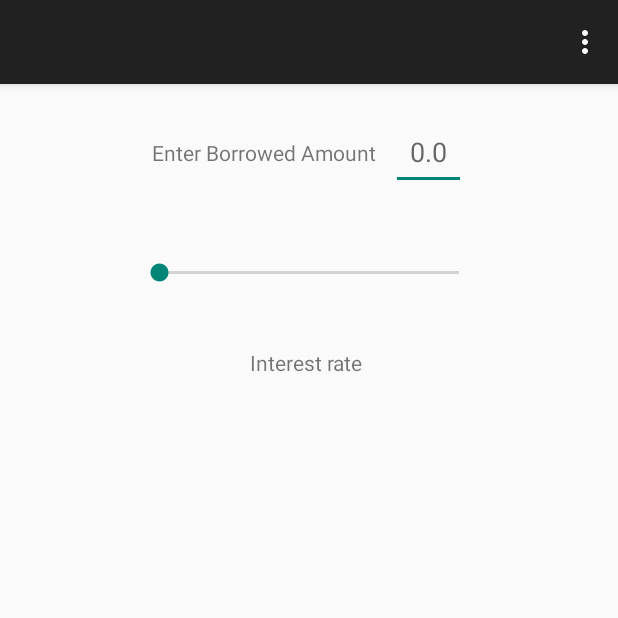
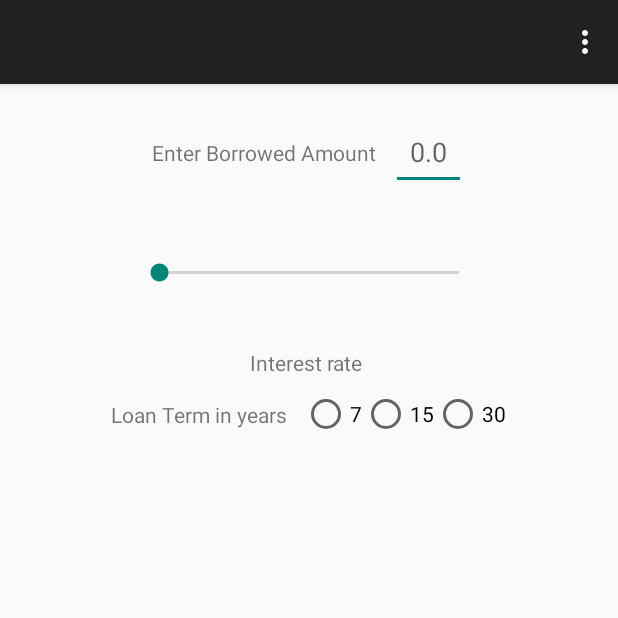
Before and after one commit to ngaini/MortgageCalculator, an Android app: the screen it shows after launch (MainActivity), on a phone screen of 412 x 824 dp, the top half of it. Run offline under Robolectric (Android 15) with nearby library versions, the phone set to English and light mode, and no system bars.

Commit message:
add radio group for loan term

```diff
--- a/app/src/main/res/layout/activity_main.xml
+++ b/app/src/main/res/layout/activity_main.xml
@@ -54,7 +54,8 @@
         android:maxHeight="50dp"
         android:gravity="center"
         android:hint="0.0"
-        android:layout_alignParentRight="true"/>
+        android:layout_alignParentRight="true"
+        android:inputType="numberDecimal|numberSigned"/>
         </LinearLayout>
 
     <SeekBar
@@ -76,4 +77,38 @@
         android:layout_gravity="center"
         />
 
+    <LinearLayout
+        android:layout_width="match_parent"
+        android:layout_height="50dp"
+        android:orientation="horizontal"
+        android:layout_gravity="center_vertical|center_horizontal"
+        android:gravity="center">
+        <TextView
+            android:layout_width="wrap_content"
+            android:layout_height="wrap_content"
+            android:text="Loan Term in years"
+            android:layout_marginRight="10dp"/>
+       <RadioGroup
+           android:layout_width="wrap_content"
+           android:layout_height="50dp"
+           android:orientation="horizontal"
+           android:gravity="center">
+           <RadioButton
+               android:layout_width="wrap_content"
+               android:layout_height="wrap_content"
+               android:text="7"/>
+           <RadioButton
+               android:layout_width="wrap_content"
+               android:layout_height="wrap_content"
+               android:text="15"/>
+           <RadioButton
+               android:layout_width="wrap_content"
+               android:layout_height="wrap_content"
+               android:text="30"/>
+           </RadioGroup>
+
+
+
+        </LinearLayout>
+
 </LinearLayout>
```
